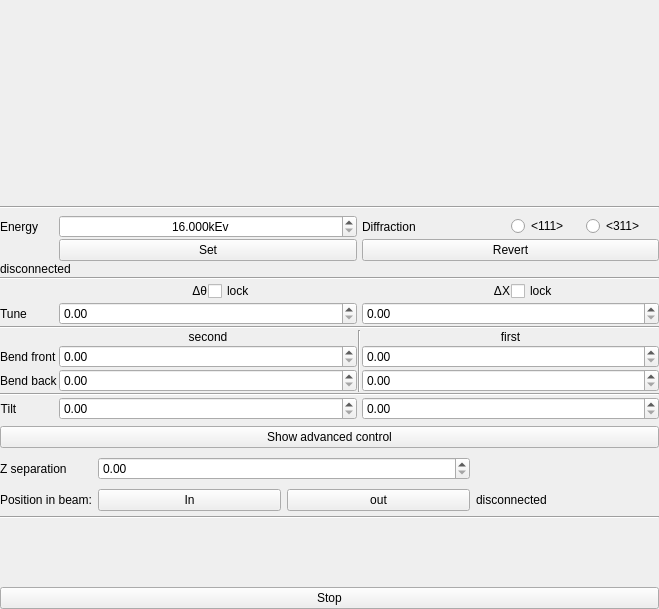
Above: mono/monoGui/monoGui.ui from MatthewJCameron/imbl before the change. Below: the same form after it.
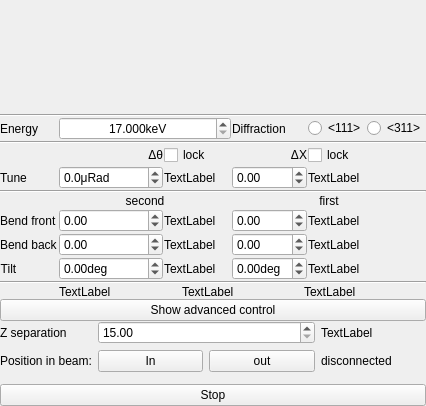
That is the form after the change. Icons and pictures are not drawn. Custom widgets are drawn as their Qt base class.

```diff
--- a/mono/monoGui/monoGui.ui
+++ b/mono/monoGui/monoGui.ui
@@ -6,8 +6,8 @@
    <rect>
     <x>0</x>
     <y>0</y>
-    <width>659</width>
-    <height>609</height>
+    <width>426</width>
+    <height>406</height>
    </rect>
   </property>
   <property name="sizePolicy">
@@ -25,10 +25,16 @@
    </property>
    <item>
     <widget class="QWidget" name="scheme" native="true">
+     <property name="sizePolicy">
+      <sizepolicy hsizetype="Preferred" vsizetype="Preferred">
+       <horstretch>0</horstretch>
+       <verstretch>1</verstretch>
+      </sizepolicy>
+     </property>
      <property name="minimumSize">
       <size>
        <width>0</width>
-       <height>200</height>
+       <height>100</height>
       </size>
      </property>
      <property name="styleSheet">
@@ -37,6 +43,15 @@
     </widget>
    </item>
    <item>
+    <widget class="QWidget" name="mainWidget" native="true">
+     <layout class="QVBoxLayout" name="verticalLayout_2">
+      <property name="spacing">
+       <number>0</number>
+      </property>
+      <property name="margin">
+       <number>0</number>
+      </property>
+      <item>
     <widget class="Line" name="line_10">
      <property name="orientation">
       <enum>Qt::Horizontal</enum>
@@ -48,7 +63,7 @@
      <property name="spacing">
       <number>1</number>
      </property>
-     <item row="4" column="5">
+        <item row="3" column="4">
       <widget class="QCheckBox" name="lockX">
        <property name="toolTip">
         <string>Keep value on energy change</string>
@@ -58,7 +73,7 @@
        </property>
       </widget>
      </item>
-     <item row="4" column="1">
+        <item row="3" column="1">
       <widget class="QLabel" name="label_2">
        <property name="text">
         <string>Δθ</string>
@@ -68,7 +83,7 @@
        </property>
       </widget>
      </item>
-     <item row="4" column="2">
+        <item row="3" column="2">
       <widget class="QCheckBox" name="lockBragg">
        <property name="toolTip">
         <string>Keep value on energy change</string>
@@ -87,20 +102,20 @@
         <set>Qt::AlignCenter</set>
        </property>
        <property name="suffix">
-        <string>kEv</string>
+           <string>keV</string>
        </property>
        <property name="decimals">
         <number>3</number>
        </property>
        <property name="minimum">
-        <double>16.000000000000000</double>
+           <double>17.000000000000000</double>
        </property>
        <property name="maximum">
         <double>195.000000000000000</double>
        </property>
       </widget>
      </item>
-     <item row="7" column="4" colspan="2">
+        <item row="6" column="3" colspan="2">
       <widget class="QLabel" name="label_9">
        <property name="text">
         <string>first</string>
@@ -110,14 +125,7 @@
        </property>
       </widget>
      </item>
-     <item row="10" column="0" colspan="6">
-      <widget class="Line" name="line_7">
-       <property name="orientation">
-        <enum>Qt::Horizontal</enum>
-       </property>
-      </widget>
-     </item>
-     <item row="3" column="0" colspan="6">
+        <item row="2" column="0" colspan="5">
       <widget class="Line" name="line">
        <property name="orientation">
         <enum>Qt::Horizontal</enum>
@@ -131,7 +139,7 @@
        </property>
       </widget>
      </item>
-     <item row="8" column="0">
+        <item row="7" column="0">
       <widget class="QLabel" name="label_17">
        <property name="sizePolicy">
         <sizepolicy hsizetype="Fixed" vsizetype="Preferred">
@@ -144,7 +152,7 @@
        </property>
       </widget>
      </item>
-     <item row="7" column="1" colspan="2">
+        <item row="6" column="1" colspan="2">
       <widget class="QLabel" name="label_8">
        <property name="text">
         <string>second</string>
@@ -154,28 +162,21 @@
        </property>
       </widget>
      </item>
-     <item row="7" column="3" rowspan="3">
-      <widget class="Line" name="line_4">
-       <property name="orientation">
-        <enum>Qt::Vertical</enum>
-       </property>
-      </widget>
-     </item>
-     <item row="9" column="0">
+        <item row="8" column="0">
       <widget class="QLabel" name="label_6">
        <property name="text">
         <string>Bend back</string>
        </property>
       </widget>
      </item>
-     <item row="0" column="4">
+        <item row="0" column="3">
       <widget class="QLabel" name="label_5">
        <property name="text">
         <string>Diffraction</string>
        </property>
       </widget>
      </item>
-     <item row="0" column="5">
+        <item row="0" column="4">
       <layout class="QHBoxLayout" name="horizontalLayout">
        <item>
         <widget class="QRadioButton" name="si111">
@@ -205,32 +206,73 @@
        </item>
       </layout>
      </item>
-     <item row="9" column="4" colspan="2">
-      <widget class="Tuner" name="bend1back"/>
-     </item>
-     <item row="8" column="4" colspan="2">
-      <widget class="Tuner" name="bend1front"/>
-     </item>
-     <item row="6" column="0" colspan="6">
+        <item row="8" column="3">
+         <widget class="Tuner" name="bend1back">
+          <property name="minimum">
+           <double>-10.000000000000000</double>
+          </property>
+          <property name="maximum">
+           <double>10.000000000000000</double>
+          </property>
+         </widget>
+        </item>
+        <item row="7" column="3">
+         <widget class="Tuner" name="bend1front">
+          <property name="minimum">
+           <double>-10.000000000000000</double>
+          </property>
+          <property name="maximum">
+           <double>10.000000000000000</double>
+          </property>
+         </widget>
+        </item>
+        <item row="5" column="0" colspan="5">
       <widget class="Line" name="line_2">
        <property name="orientation">
         <enum>Qt::Horizontal</enum>
        </property>
       </widget>
      </item>
-     <item row="8" column="1" colspan="2">
-      <widget class="Tuner" name="bend2front"/>
-     </item>
-     <item row="11" column="1" colspan="2">
-      <widget class="Tuner" name="tilt2"/>
-     </item>
-     <item row="5" column="1" colspan="2">
-      <widget class="Tuner" name="tuneBragg"/>
-     </item>
-     <item row="9" column="1" colspan="2">
-      <widget class="Tuner" name="bend2back"/>
-     </item>
-     <item row="11" column="0">
+        <item row="10" column="1">
+         <widget class="Tuner" name="tilt2">
+          <property name="suffix">
+           <string>deg</string>
+          </property>
+          <property name="minimum">
+           <double>-3.000000000000000</double>
+          </property>
+          <property name="maximum">
+           <double>3.000000000000000</double>
+          </property>
+         </widget>
+        </item>
+        <item row="4" column="1">
+         <widget class="Tuner" name="tuneBragg">
+          <property name="suffix">
+           <string>μRad</string>
+          </property>
+          <property name="decimals">
+           <number>1</number>
+          </property>
+          <property name="minimum">
+           <double>-10000.000000000000000</double>
+          </property>
+          <property name="maximum">
+           <double>10000.000000000000000</double>
+          </property>
+         </widget>
+        </item>
+        <item row="8" column="1">
+         <widget class="Tuner" name="bend2back">
+          <property name="minimum">
+           <double>-10.000000000000000</double>
+          </property>
+          <property name="maximum">
+           <double>10.000000000000000</double>
+          </property>
+         </widget>
+        </item>
+        <item row="10" column="0">
       <widget class="QLabel" name="label_10">
        <property name="sizePolicy">
         <sizepolicy hsizetype="Fixed" vsizetype="Preferred">
@@ -246,7 +288,7 @@
        </property>
       </widget>
      </item>
-     <item row="4" column="4">
+        <item row="3" column="3">
       <widget class="QLabel" name="label_4">
        <property name="text">
         <string>ΔX</string>
@@ -256,13 +298,30 @@
        </property>
       </widget>
      </item>
-     <item row="5" column="4" colspan="2">
-      <widget class="Tuner" name="tuneX"/>
-     </item>
-     <item row="11" column="4" colspan="2">
-      <widget class="Tuner" name="tilt1"/>
-     </item>
-     <item row="5" column="0">
+        <item row="4" column="3">
+         <widget class="Tuner" name="tuneX">
+          <property name="minimum">
+           <double>-5.000000000000000</double>
+          </property>
+          <property name="maximum">
+           <double>5.000000000000000</double>
+          </property>
+         </widget>
+        </item>
+        <item row="10" column="3">
+         <widget class="Tuner" name="tilt1">
+          <property name="suffix">
+           <string>deg</string>
+          </property>
+          <property name="minimum">
+           <double>-6.000000000000000</double>
+          </property>
+          <property name="maximum">
+           <double>6.000000000000000</double>
+          </property>
+         </widget>
+        </item>
+        <item row="4" column="0">
       <widget class="QLabel" name="label_11">
        <property name="sizePolicy">
         <sizepolicy hsizetype="Fixed" vsizetype="Preferred">
@@ -275,24 +334,101 @@
        </property>
       </widget>
      </item>
-     <item row="1" column="1" colspan="2">
-      <widget class="QPushButton" name="enSet">
+        <item row="7" column="2">
+         <widget class="QLabel" name="readB2F">
        <property name="text">
-        <string>Set</string>
+           <string>TextLabel</string>
        </property>
       </widget>
      </item>
-     <item row="1" column="4" colspan="2">
-      <widget class="QPushButton" name="enRevert">
+        <item row="8" column="2">
+         <widget class="QLabel" name="readB2B">
        <property name="text">
-        <string>Revert</string>
+           <string>TextLabel</string>
        </property>
       </widget>
      </item>
-     <item row="2" column="0" colspan="6">
-      <widget class="QLabel" name="currentThetas">
+        <item row="10" column="2">
+         <widget class="QLabel" name="readTilt2">
        <property name="text">
-        <string>disconnected</string>
+           <string>TextLabel</string>
+          </property>
+         </widget>
+        </item>
+        <item row="4" column="2">
+         <widget class="QLabel" name="readBragg">
+          <property name="text">
+           <string>TextLabel</string>
+          </property>
+         </widget>
+        </item>
+        <item row="4" column="4">
+         <widget class="QLabel" name="readDX">
+          <property name="text">
+           <string>TextLabel</string>
+          </property>
+         </widget>
+        </item>
+        <item row="8" column="4">
+         <widget class="QLabel" name="readB1B">
+          <property name="text">
+           <string>TextLabel</string>
+          </property>
+         </widget>
+        </item>
+        <item row="10" column="4">
+         <widget class="QLabel" name="readTilt1">
+          <property name="text">
+           <string>TextLabel</string>
+          </property>
+         </widget>
+        </item>
+        <item row="7" column="1">
+         <widget class="Tuner" name="bend2front">
+          <property name="minimum">
+           <double>-10.000000000000000</double>
+          </property>
+          <property name="maximum">
+           <double>10.000000000000000</double>
+          </property>
+         </widget>
+        </item>
+        <item row="7" column="4">
+         <widget class="QLabel" name="readB1F">
+          <property name="text">
+           <string>TextLabel</string>
+          </property>
+         </widget>
+        </item>
+        <item row="12" column="1" colspan="4">
+         <layout class="QHBoxLayout" name="horizontalLayout_2">
+          <item>
+           <widget class="QLabel" name="readBragg1">
+            <property name="text">
+             <string>TextLabel</string>
+            </property>
+           </widget>
+          </item>
+          <item>
+           <widget class="QLabel" name="readBragg2">
+            <property name="text">
+             <string>TextLabel</string>
+            </property>
+           </widget>
+          </item>
+          <item>
+           <widget class="QLabel" name="readX">
+            <property name="text">
+             <string>TextLabel</string>
+            </property>
+           </widget>
+          </item>
+         </layout>
+        </item>
+        <item row="11" column="0" colspan="5">
+         <widget class="Line" name="line_7">
+          <property name="orientation">
+           <enum>Qt::Horizontal</enum>
        </property>
       </widget>
      </item>
@@ -307,33 +443,19 @@
    </item>
    <item>
     <widget class="QWidget" name="advanced" native="true">
-     <property name="sizePolicy">
-      <sizepolicy hsizetype="Preferred" vsizetype="MinimumExpanding">
-       <horstretch>0</horstretch>
-       <verstretch>1</verstretch>
-      </sizepolicy>
-     </property>
-     <layout class="QVBoxLayout" name="verticalLayout_3">
-      <property name="spacing">
-       <number>1</number>
-      </property>
-      <property name="margin">
-       <number>0</number>
-      </property>
-      <item>
-       <widget class="QWidget" name="inout" native="true">
-        <property name="sizePolicy">
-         <sizepolicy hsizetype="Preferred" vsizetype="Minimum">
-          <horstretch>0</horstretch>
-          <verstretch>0</verstretch>
-         </sizepolicy>
-        </property>
         <layout class="QGridLayout" name="gridLayout_2">
          <property name="margin">
           <number>0</number>
          </property>
          <item row="0" column="1" colspan="2">
-          <widget class="Tuner" name="z2tuner"/>
+          <widget class="Tuner" name="z2tuner">
+           <property name="minimum">
+            <double>15.000000000000000</double>
+           </property>
+           <property name="maximum">
+            <double>35.000000000000000</double>
+           </property>
+          </widget>
          </item>
          <item row="1" column="0">
           <widget class="QLabel" name="label_14">
@@ -376,30 +498,31 @@
            </property>
           </widget>
          </item>
+         <item row="0" column="3">
+          <widget class="QLabel" name="readZ2">
+           <property name="text">
+            <string>TextLabel</string>
+           </property>
+          </widget>
+         </item>
+         <item row="2" column="0" colspan="4">
+          <widget class="QMotorStack" name="motors" native="true">
+           <property name="sizePolicy">
+            <sizepolicy hsizetype="Preferred" vsizetype="Preferred">
+             <horstretch>0</horstretch>
+             <verstretch>2</verstretch>
+            </sizepolicy>
+           </property>
+          </widget>
+         </item>
         </layout>
        </widget>
       </item>
-      <item>
-       <widget class="Line" name="line_9">
-        <property name="orientation">
-         <enum>Qt::Horizontal</enum>
-        </property>
-       </widget>
-      </item>
-      <item>
-       <widget class="QMotorStack" name="motors" native="true"/>
-      </item>
      </layout>
     </widget>
    </item>
    <item>
     <widget class="QPushButton" name="stop">
-     <property name="sizePolicy">
-      <sizepolicy hsizetype="Minimum" vsizetype="Minimum">
-       <horstretch>0</horstretch>
-       <verstretch>0</verstretch>
-      </sizepolicy>
-     </property>
      <property name="toolTip">
       <string>Stop any motion.</string>
      </property>
```
Left out of the diff: 6 changed lines with no effect on the pictures. Lines whose indentation alone changed are shown as unchanged.
